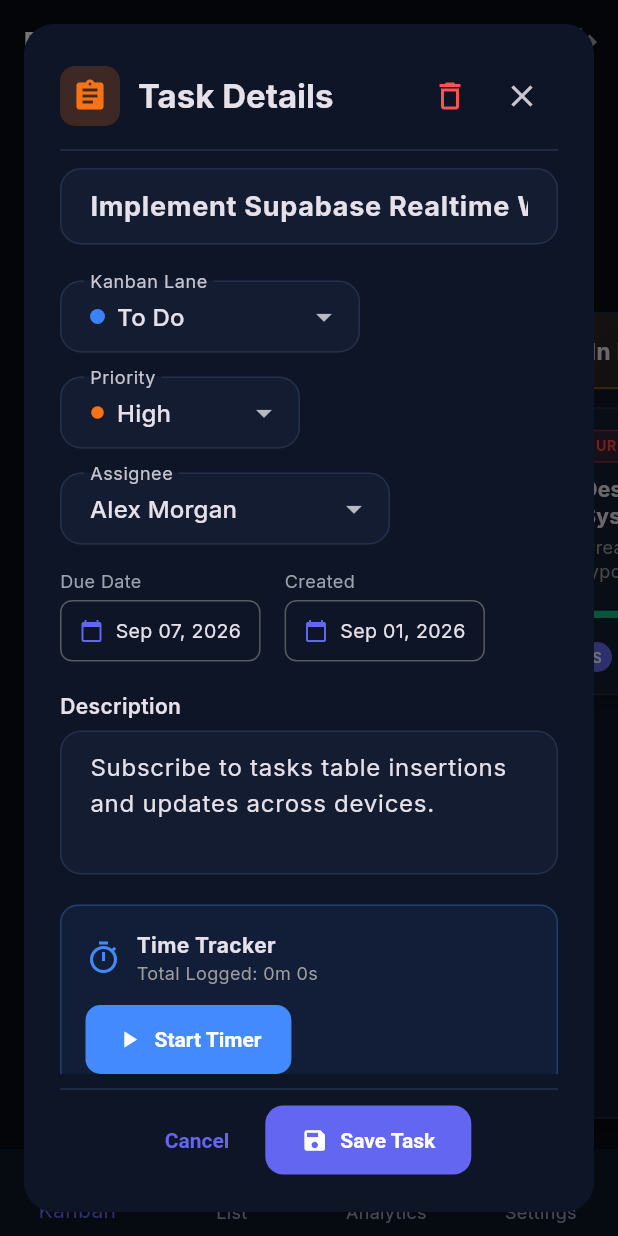
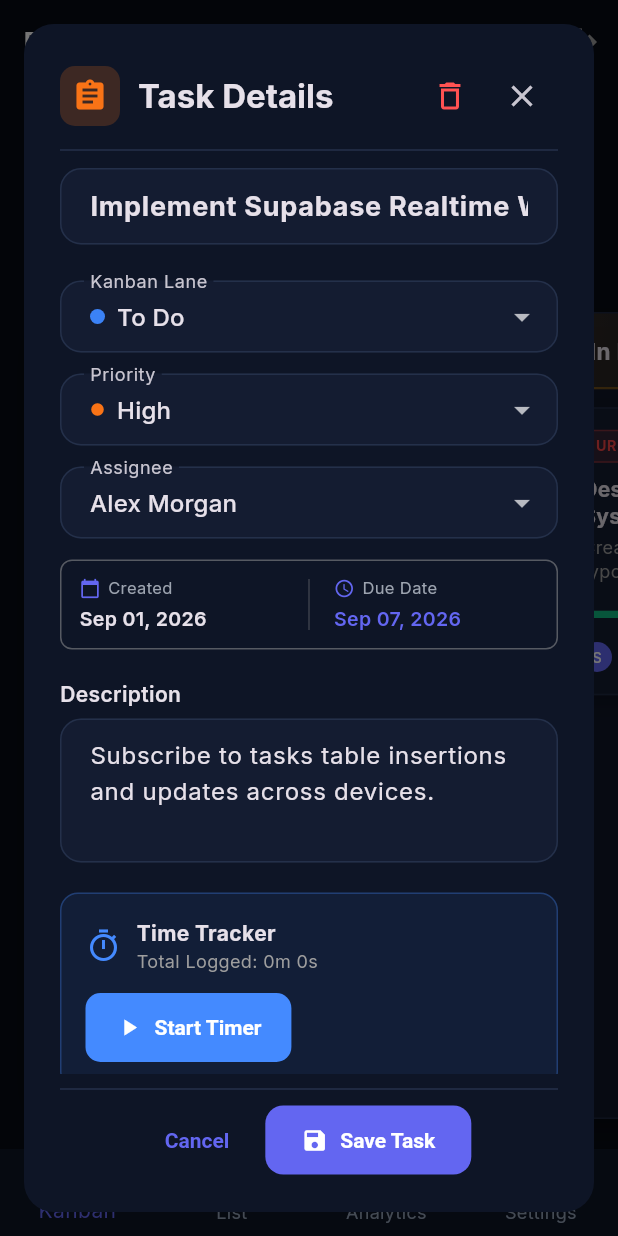
Before and after one commit to ronaldrosejoseph/task-sphere, a Flutter app: the screen it shows after launch, after a tap on "HIGH", on a phone screen of 412 x 824 dp. Run offline on Flutter 3.47's test engine with Material 3 defaults, Android fonts, the phone set to English and light mode, and no system bars; drawn by our look-alikes of flutter_animate; our stand-ins replace file_picker, fl_chart, flutter_local_notifications, flutter_riverpod, flutter_timezone, google_fonts and 4 more; accounts and stored records are empty.

Commit message:
Group the ticket modal dates and stretch fields on phones
The created and due dates now share one bordered container split by a
divider, and on phone widths the Kanban lane, priority, and assignee
dropdowns (plus the dates container) stack full-width instead of leaving
ragged 160-220px fields with gaps.

Closes #109

```diff
--- a/lib/views/task_detail/task_detail_modal.dart
+++ b/lib/views/task_detail/task_detail_modal.dart
@@ -98,6 +98,183 @@ class _TaskDetailModalState extends ConsumerState<TaskDetailModal> {
     _ticker = Timer.periodic(const Duration(seconds: 1), (_) {
       setState(() {});
     });
+  }
+
+  Widget _buildLaneField(WorkspaceState workspaceState) {
+    return DropdownButtonFormField<String>(
+      initialValue: _selectedLaneId.isNotEmpty ? _selectedLaneId : null,
+      isExpanded: true,
+      decoration: const InputDecoration(labelText: 'Kanban Lane', isDense: true),
+      items: ([...workspaceState.lanes]
+            ..sort((a, b) => a.orderIndex.compareTo(b.orderIndex)))
+          .map((lane) {
+        return DropdownMenuItem(
+          value: lane.id,
+          child: Row(
+            children: [
+              Container(
+                width: 10,
+                height: 10,
+                decoration: BoxDecoration(color: lane.color, shape: BoxShape.circle),
+              ),
+              const SizedBox(width: 8),
+              Flexible(
+                child: Text(
+                  lane.title,
+                  overflow: TextOverflow.ellipsis,
+                ),
+              ),
+            ],
+          ),
+        );
+      }).toList(),
+      onChanged: (val) {
+        if (val != null) setState(() => _selectedLaneId = val);
+      },
+    );
+  }
+
+  Widget _buildPriorityField() {
+    return DropdownButtonFormField<TaskPriority>(
+      initialValue: _selectedPriority,
+      isExpanded: true,
+      decoration: const InputDecoration(labelText: 'Priority', isDense: true),
+      items: TaskPriority.values.map((p) {
+        return DropdownMenuItem(
+          value: p,
+          child: Row(
+            children: [
+              Icon(Icons.circle, size: 10, color: p.color),
+              const SizedBox(width: 8),
+              Flexible(
+                child: Text(
+                  p.label,
+                  overflow: TextOverflow.ellipsis,
+                ),
+              ),
+            ],
+          ),
+        );
+      }).toList(),
+      onChanged: (val) {
+        if (val != null) setState(() => _selectedPriority = val);
+      },
+    );
+  }
+
+  Widget _buildAssigneeField(WorkspaceState workspaceState) {
+    return DropdownButtonFormField<String>(
+      initialValue: _assigneeEmail,
+      isExpanded: true,
+      decoration: const InputDecoration(labelText: 'Assignee', isDense: true),
+      items: [
+        const DropdownMenuItem(value: null, child: Text('Unassigned')),
+        ...workspaceState.activeWorkspace.members.map((m) {
+          return DropdownMenuItem(
+            value: m.email,
+            child: Text(
+              m.displayLabel,
+              maxLines: 1,
+              overflow: TextOverflow.ellipsis,
+            ),
+          );
+        }),
+      ],
+      onChanged: (val) {
+        setState(() {
+          _assigneeEmail = val;
+          // Snapshot the display label on the task so the card keeps a name
+          // even if the member leaves.
+          _assigneeName = val == null
+              ? null
+              : memberDisplayLabel(
+                      workspaceState.activeWorkspace.members,
+                      val,
+                    ) ??
+                  val.split('@').first;
+        });
+      },
+    );
+  }
+
+  /// The created (read-only) and due dates share one bordered container,
+  /// divided so each half reads as its own field.
+  Widget _buildDatesContainer() {
+    final hasCreated = widget.task != null;
+    return Container(
+      padding: const EdgeInsets.symmetric(horizontal: 12, vertical: 10),
+      decoration: BoxDecoration(
+        border: Border.all(color: Colors.grey.withValues(alpha: 0.5)),
+        borderRadius: BorderRadius.circular(8),
+      ),
+      child: Row(
+        children: [
+          if (hasCreated) ...[
+            Expanded(
+              child: _dateCell(
+                icon: Icons.calendar_today,
+                label: 'Created',
+                value: DateFormat('MMM dd, yyyy').format(widget.task!.createdAt),
+              ),
+            ),
+            const SizedBox(width: 16),
+            Container(width: 1, height: 34, color: Colors.grey.withValues(alpha: 0.3)),
+            const SizedBox(width: 16),
+          ],
+          Expanded(
+            child: _dateCell(
+              icon: Icons.schedule,
+              label: 'Due Date',
+              value: _dueDate == null
+                  ? 'Set Due Date'
+                  : DateFormat('MMM dd, yyyy').format(_dueDate!),
+              onTap: _pickDueDate,
+            ),
+          ),
+        ],
+      ),
+    );
+  }
+
+  Widget _dateCell({
+    required IconData icon,
+    required String label,
+    required String value,
+    VoidCallback? onTap,
+  }) {
+    final content = Column(
+      crossAxisAlignment: CrossAxisAlignment.start,
+      mainAxisSize: MainAxisSize.min,
+      children: [
+        Row(
+          children: [
+            Icon(icon, size: 14, color: const Color(0xFF6366F1)),
+            const SizedBox(width: 5),
+            Text(
+              label,
+              style: const TextStyle(fontSize: 11, color: Color(0xFF9CA3AF)),
+            ),
+          ],
+        ),
+        const SizedBox(height: 3),
+        Text(
+          value,
+          maxLines: 1,
+          overflow: TextOverflow.ellipsis,
+          style: TextStyle(
+            fontSize: 13,
+            fontWeight: FontWeight.w600,
+            color: onTap != null ? const Color(0xFF6366F1) : null,
+          ),
+        ),
+      ],
+    );
+    if (onTap == null) return content;
+    return InkWell(
+      onTap: onTap,
+      borderRadius: BorderRadius.circular(6),
+      child: content,
+    );
   }
 
   void _toggleTimer() {
@@ -232,177 +409,33 @@ class _TaskDetailModalState extends ConsumerState<TaskDetailModal> {
                     ),
                   const SizedBox(height: 24),
 
-                  // Metadata Grid (Lane, Priority, Assignee, Due Date)
+                  // Metadata Grid (Lane, Priority, Assignee, Dates)
+                  //
+                  // On phones the three dropdowns and the dates container
+                  // stack full-width; on wide screens they sit side by side.
+                  if (isNarrow)
+                    Column(
+                      crossAxisAlignment: CrossAxisAlignment.stretch,
+                      children: [
+                        _buildLaneField(workspaceState),
+                        const SizedBox(height: 14),
+                        _buildPriorityField(),
+                        const SizedBox(height: 14),
+                        _buildAssigneeField(workspaceState),
+                        const SizedBox(height: 14),
+                        _buildDatesContainer(),
+                      ],
+                    )
+                  else
                     Wrap(
                       spacing: 16,
                       runSpacing: 16,
+                      crossAxisAlignment: WrapCrossAlignment.start,
                       children: [
-                      // Lane Dropdown
-                      SizedBox(
-                        width: 200,
-                        child: DropdownButtonFormField<String>(
-                          initialValue: _selectedLaneId.isNotEmpty ? _selectedLaneId : null,
-                          isExpanded: true,
-                          decoration: const InputDecoration(labelText: 'Kanban Lane', isDense: true),
-                          items: ([...workspaceState.lanes]..sort((a, b) => a.orderIndex.compareTo(b.orderIndex))).map((lane) {
-                            return DropdownMenuItem(
-                              value: lane.id,
-                              child: Row(
-                                children: [
-                                  Container(
-                                    width: 10,
-                                    height: 10,
-                                    decoration: BoxDecoration(color: lane.color, shape: BoxShape.circle),
-                                  ),
-                                  const SizedBox(width: 8),
-                                  Flexible(
-                                    child: Text(
-                                      lane.title,
-                                      overflow: TextOverflow.ellipsis,
-                                    ),
-                                  ),
-                                ],
-                              ),
-                            );
-                          }).toList(),
-                          onChanged: (val) {
-                            if (val != null) setState(() => _selectedLaneId = val);
-                          },
-                        ),
-                      ),
-
-                      // Priority Dropdown
-                      SizedBox(
-                        width: 160,
-                        child: DropdownButtonFormField<TaskPriority>(
-                          initialValue: _selectedPriority,
-                          isExpanded: true,
-                          decoration: const InputDecoration(labelText: 'Priority', isDense: true),
-                          items: TaskPriority.values.map((p) {
-                            return DropdownMenuItem(
-                              value: p,
-                              child: Row(
-                                children: [
-                                  Icon(Icons.circle, size: 10, color: p.color),
-                                  const SizedBox(width: 8),
-                                  Flexible(
-                                    child: Text(
-                                      p.label,
-                                      overflow: TextOverflow.ellipsis,
-                                    ),
-                                  ),
-                                ],
-                              ),
-                            );
-                          }).toList(),
-                          onChanged: (val) {
-                            if (val != null) setState(() => _selectedPriority = val);
-                          },
-                        ),
-                      ),
-
-                      // Assignee Dropdown
-                      SizedBox(
-                        width: 220,
-                        child: DropdownButtonFormField<String>(
-                          initialValue: _assigneeEmail,
-                          isExpanded: true,
-                          decoration: const InputDecoration(labelText: 'Assignee', isDense: true),
-                          items: [
-                            const DropdownMenuItem(value: null, child: Text('Unassigned')),
-                            ...workspaceState.activeWorkspace.members.map((m) {
-                              return DropdownMenuItem(
-                                value: m.email,
-                                child: Text(
-                                  m.displayLabel,
-                                  maxLines: 1,
-                                  overflow: TextOverflow.ellipsis,
-                                ),
-                              );
-                            }),
-                          ],
-                          onChanged: (val) {
-                            setState(() {
-                              _assigneeEmail = val;
-                              // Snapshot the display label on the task so the
-                              // card keeps a name even if the member leaves.
-                              _assigneeName = val == null
-                                  ? null
-                                  : memberDisplayLabel(
-                                          workspaceState.activeWorkspace.members,
-                                          val,
-                                        ) ??
-                                      val.split('@').first;
-                            });
-                          },
-                        ),
-                      ),
-
-                      // Due Date Picker
-                      Column(
-                        crossAxisAlignment: CrossAxisAlignment.start,
-                        children: [
-                          const Text(
-                            'Due Date',
-                            style: TextStyle(fontSize: 12, color: Color(0xFF9CA3AF)),
-                          ),
-                          const SizedBox(height: 4),
-                          InkWell(
-                            onTap: _pickDueDate,
-                            child: Container(
-                              padding: const EdgeInsets.symmetric(horizontal: 12, vertical: 10),
-                              decoration: BoxDecoration(
-                                border: Border.all(color: Colors.grey.withValues(alpha: 0.5)),
-                                borderRadius: BorderRadius.circular(8),
-                              ),
-                              child: Row(
-                                mainAxisSize: MainAxisSize.min,
-                                children: [
-                                  const Icon(Icons.calendar_today, size: 16, color: Color(0xFF6366F1)),
-                                  const SizedBox(width: 8),
-                                  Text(
-                                    _dueDate == null
-                                        ? 'Set Due Date'
-                                        : DateFormat('MMM dd, yyyy').format(_dueDate!),
-                                    style: const TextStyle(fontSize: 13),
-                                  ),
-                                ],
-                              ),
-                            ),
-                          ),
-                        ],
-                      ),
-
-                      // Created Date (read-only, existing tasks only)
-                      if (widget.task != null)
-                        Column(
-                          crossAxisAlignment: CrossAxisAlignment.start,
-                          children: [
-                            const Text(
-                              'Created',
-                              style: TextStyle(fontSize: 12, color: Color(0xFF9CA3AF)),
-                            ),
-                            const SizedBox(height: 4),
-                            Container(
-                              padding: const EdgeInsets.symmetric(horizontal: 12, vertical: 10),
-                              decoration: BoxDecoration(
-                                border: Border.all(color: Colors.grey.withValues(alpha: 0.5)),
-                                borderRadius: BorderRadius.circular(8),
-                              ),
-                              child: Row(
-                                mainAxisSize: MainAxisSize.min,
-                                children: [
-                                  const Icon(Icons.calendar_today, size: 16, color: Color(0xFF6366F1)),
-                                  const SizedBox(width: 8),
-                                  Text(
-                                    DateFormat('MMM dd, yyyy').format(widget.task!.createdAt),
-                                    style: const TextStyle(fontSize: 13),
-                                  ),
-                                ],
-                              ),
-                            ),
-                          ],
-                        ),
+                        SizedBox(width: 200, child: _buildLaneField(workspaceState)),
+                        SizedBox(width: 160, child: _buildPriorityField()),
+                        SizedBox(width: 220, child: _buildAssigneeField(workspaceState)),
+                        SizedBox(width: 300, child: _buildDatesContainer()),
                       ],
                     ),
                   const SizedBox(height: 20),
```
Also changed, not shown: 1 other file. Lines whose indentation alone changed are shown as unchanged.
